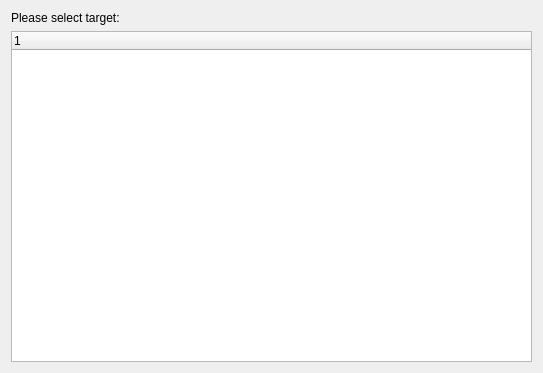
Qt form src/plugins/qnx/blackberryinstallwizardtargetpage.ui (qt-creator/qt-creator) before a commit.
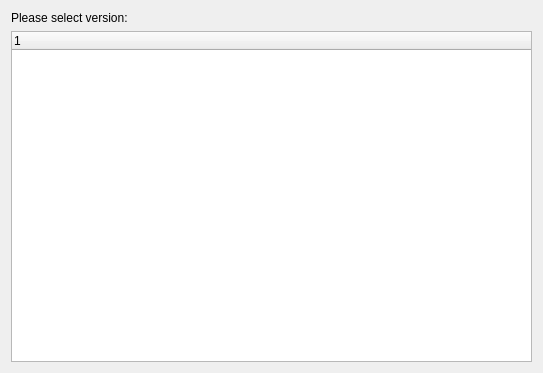
The same form after that commit.

What changed in the file:
```diff
--- a/src/plugins/qnx/blackberryinstallwizardtargetpage.ui
+++ b/src/plugins/qnx/blackberryinstallwizardtargetpage.ui
@@ -17,7 +17,7 @@
    <item>
     <widget class="QLabel" name="label">
      <property name="text">
-      <string>Please select target:</string>
+      <string>Please select version:</string>
      </property>
     </widget>
    </item>
```
